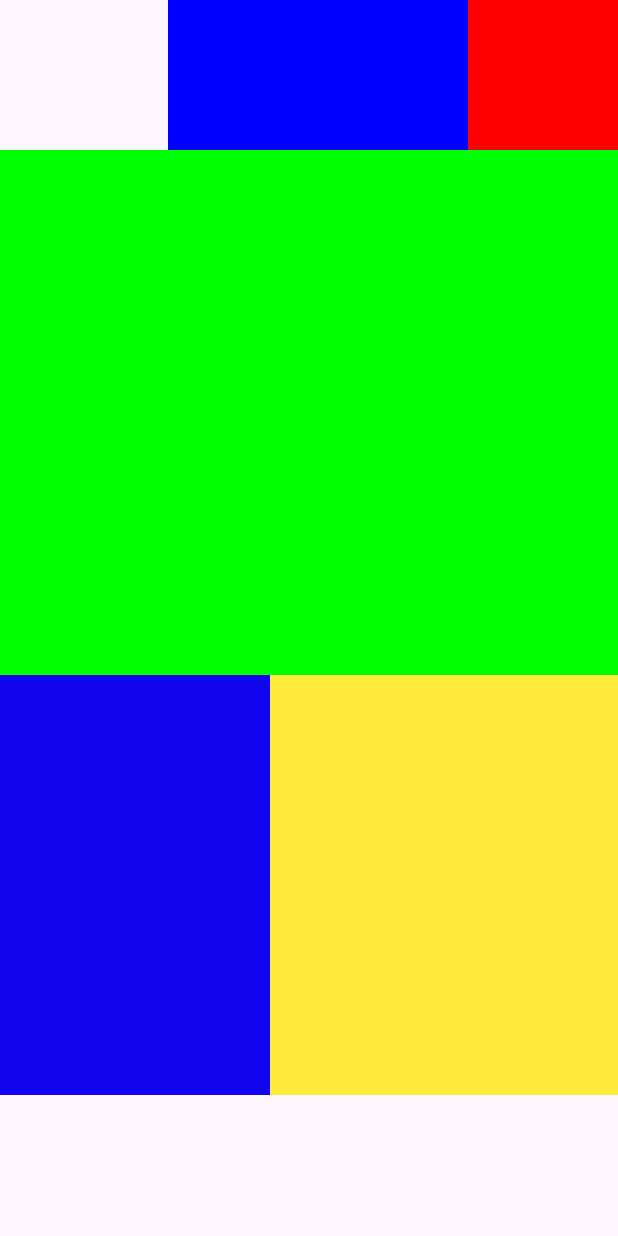
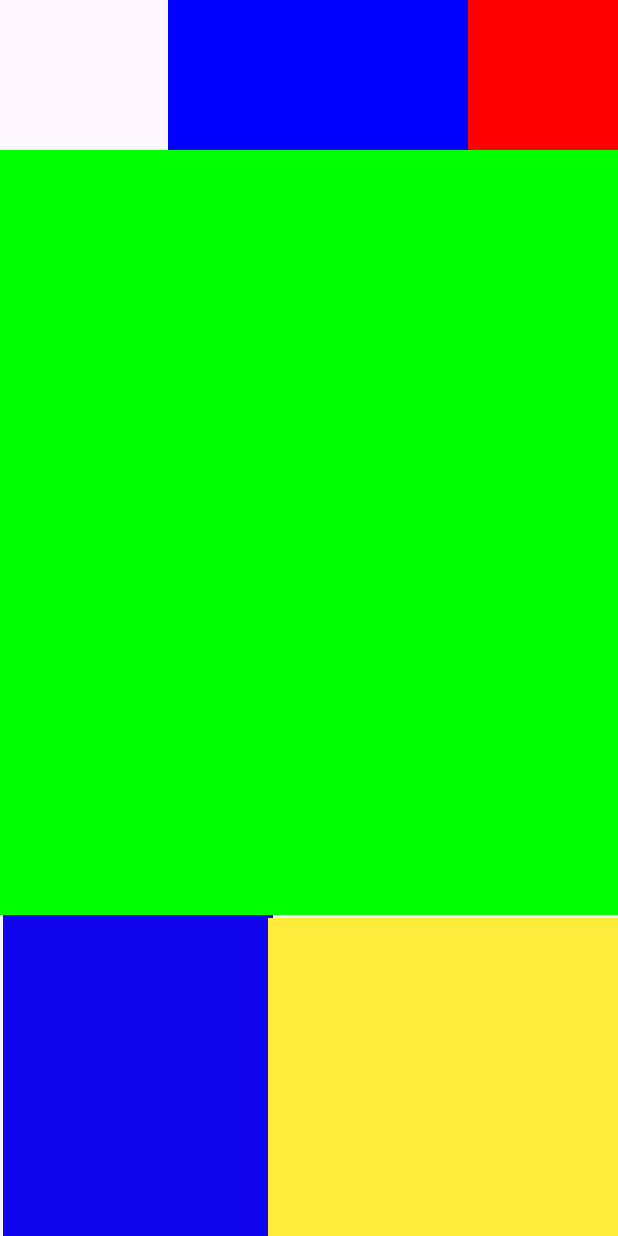
Before and after one commit to YuUs01/DAM2-ProgMulMov, an Android app: the layout act_4_3.xml on its own in the app's theme, with its tools: preview values and no code run, on a phone screen of 412 x 824 dp. Run offline under Robolectric (Android 15) with nearby library versions, the phone set to English and light mode, and no system bars.

Commit message:
Update of the third activity related to layouts

```diff
--- a/app/src/main/res/layout/act_4_3.xml
+++ b/app/src/main/res/layout/act_4_3.xml
@@ -23,36 +23,35 @@
     <RelativeLayout
         android:id="@+id/hijo3"
         android:layout_width="match_parent"
-        android:layout_height="350dp"
+        android:layout_height="510dp"
         android:layout_below="@id/hijo2"
         android:layout_alignParentTop="true"
         android:layout_marginTop="100dp"
         android:layout_marginBottom="-128dp"
-        android:background="@color/mi_verde">
-    </RelativeLayout>
+        android:background="@color/mi_verde"></RelativeLayout>
 
     <RelativeLayout
         android:id="@+id/hijo4"
         android:layout_width="180dp"
         android:layout_height="280dp"
         android:layout_below="@id/hijo3"
+        android:layout_alignParentLeft="true"
         android:layout_alignParentTop="true"
-        android:layout_alignParentLeft="true"
-        android:layout_marginTop="450dp"
+        android:layout_marginLeft="2dp"
+        android:layout_marginTop="610dp"
         android:layout_marginBottom="-128dp"
-        android:background="@color/azul_oscuro">
-    </RelativeLayout>
+        android:background="@color/azul_oscuro"></RelativeLayout>
 
     <RelativeLayout
         android:id="@+id/hijo5"
         android:layout_width="250dp"
         android:layout_height="280dp"
+        android:layout_alignParentTop="true"
+        android:layout_marginLeft="-3dp"
+        android:layout_marginTop="612dp"
+        android:layout_marginBottom="-128dp"
         android:layout_toRightOf="@id/hijo4"
-        android:layout_alignParentTop="true"
-        android:layout_marginTop="450dp"
-        android:layout_marginBottom="-128dp"
-        android:background="@color/cuadrado_amarillo">
-    </RelativeLayout>
+        android:background="@color/cuadrado_amarillo"></RelativeLayout>
 
 
 </RelativeLayout>
```
